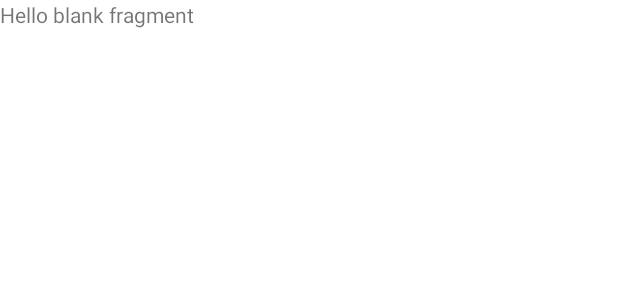
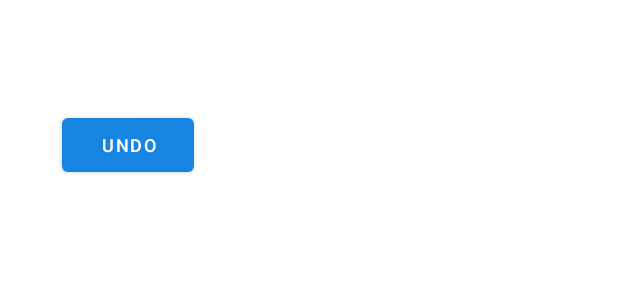
Before and after one commit to isaac-gros/kotlin-todolist, an Android app: the layout fragment_todos.xml on its own in the app's theme, with its tools: preview values and no code run, on a phone screen of 412 x 824 dp. Shown: the top 300 px of the screen. Run offline under Robolectric (Android 15) with nearby library versions, the phone set to English and light mode, and no system bars.

Commit message:
[FEAT] Shared prefs handling

```diff
--- a/app/src/main/AndroidManifest.xml
+++ b/app/src/main/AndroidManifest.xml
@@ -3,6 +3,7 @@
     package="fr.isaacgros.todolist">
 
     <uses-permission android:name="android.permission.INTERNET" />
+    <uses-permission android:name="android.permission.ACCESS_NETWORK_STATE" />
 
     <application
         android:allowBackup="true"
--- a/app/src/main/res/layout/fragment_todos.xml
+++ b/app/src/main/res/layout/fragment_todos.xml
@@ -1,14 +1,57 @@
 <?xml version="1.0" encoding="utf-8"?>
-<FrameLayout xmlns:android="http://schemas.android.com/apk/res/android"
+<androidx.constraintlayout.widget.ConstraintLayout xmlns:android="http://schemas.android.com/apk/res/android"
+    xmlns:app="http://schemas.android.com/apk/res-auto"
     xmlns:tools="http://schemas.android.com/tools"
     android:layout_width="match_parent"
     android:layout_height="match_parent"
-    tools:context=".TodosFragment">
+    app:layout_constraintBottom_toBottomOf="parent"
+    app:layout_constraintEnd_toEndOf="parent"
+    app:layout_constraintStart_toStartOf="parent"
+    app:layout_constraintTop_toTopOf="parent">
 
-    <!-- TODO: Update blank fragment layout -->
-    <TextView
+    <ScrollView
+        android:id="@+id/scrollView2"
         android:layout_width="match_parent"
         android:layout_height="match_parent"
-        android:text="@string/hello_blank_fragment" />
+        app:layout_constraintEnd_toEndOf="parent"
+        app:layout_constraintHorizontal_bias="1.0"
+        app:layout_constraintStart_toStartOf="parent"
+        app:layout_constraintTop_toTopOf="parent"
+        tools:ignore="MissingConstraints">
 
-</FrameLayout>
+    </ScrollView>
+
+    <androidx.constraintlayout.widget.Guideline
+        android:id="@+id/guideline2"
+        android:layout_width="wrap_content"
+        android:layout_height="wrap_content"
+        android:orientation="vertical"
+        app:layout_constraintGuide_percent="0.1" />
+
+    <androidx.constraintlayout.widget.Guideline
+        android:id="@+id/guideline3"
+        android:layout_width="wrap_content"
+        android:layout_height="wrap_content"
+        android:orientation="vertical"
+        app:layout_constraintGuide_percent="0.9" />
+
+    <TextView
+        android:id="@+id/fragTodos_welcomeText"
+        android:layout_width="wrap_content"
+        android:layout_height="wrap_content"
+        android:layout_marginTop="32dp"
+        android:textSize="18sp"
+        app:layout_constraintStart_toStartOf="@+id/guideline2"
+        app:layout_constraintTop_toTopOf="parent" />
+
+    <Button
+        android:id="@+id/fragTodos_resetSharedPrefs"
+        android:layout_width="wrap_content"
+        android:layout_height="wrap_content"
+        android:layout_marginTop="16dp"
+        android:text="@string/todos_reset_shared_pref"
+        android:textSize="12sp"
+        app:layout_constraintStart_toStartOf="@+id/guideline2"
+        app:layout_constraintTop_toBottomOf="@+id/fragTodos_welcomeText" />
+
+</androidx.constraintlayout.widget.ConstraintLayout>
--- a/app/src/main/res/values/strings.xml
+++ b/app/src/main/res/values/strings.xml
@@ -7,13 +7,15 @@
     <string name="password_hint">Mot de passe…</string>
     <string name="first_name_hint">Votre prénom…</string>
     <string name="last_name_hint">Votre nom…</string>
-
-    <!--  TODOS random hint values  -->
+    <string name="task_hint">Votre tâche…</string>
 
     <!-- Buttons texts -->
     <string name="button_login">Connexion</string>
     <string name="button_signup">Inscription</string>
     <string name="button_create_account">Créer un compte</string>
-    <string name="hello_blank_fragment">Hello blank fragment</string>
+
+    <!-- TODOs texts -->
+    <string name="todos_welcome">Bonjour %1$s %2$s !</string>
+    <string name="todos_reset_shared_pref">Undo</string>
 
 </resources>
```
Also changed, not shown: app/src/main/java/fr/isaacgros/todolist/presentation/views/LoginFragment.kt (+45 -1 lines), app/src/main/java/fr/isaacgros/todolist/presentation/views/MainActivity.kt (+12 -34 lines), app/src/main/java/fr/isaacgros/todolist/presentation/views/SignUpFragment.kt (+10 -3 lines), app/src/main/java/fr/isaacgros/todolist/presentation/views/TodosFragment.kt (+17 -6 lines), app/src/main/res/navigation/nav_graph.xml (+5 -2 lines).
